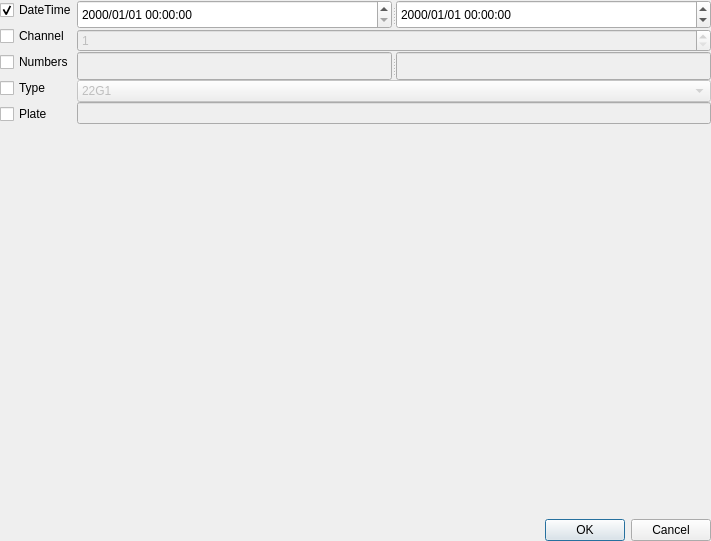
519984307/Container_20191221, file MainUI/databasewidget.ui: the form before one commit.
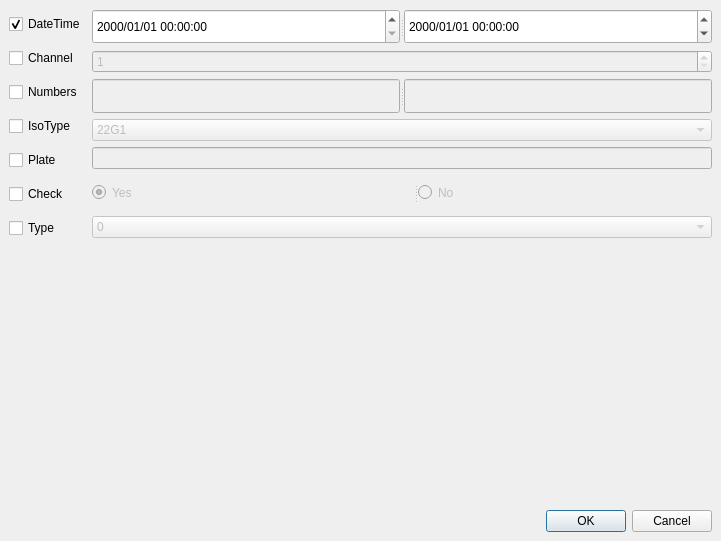
The form after the commit. The open tabs and pages were chosen to show the change.

What changed in the file:
```diff
--- a/MainUI/databasewidget.ui
+++ b/MainUI/databasewidget.ui
@@ -6,7 +6,7 @@
    <rect>
     <x>0</x>
     <y>0</y>
-    <width>677</width>
+    <width>721</width>
     <height>541</height>
    </rect>
   </property>
@@ -421,6 +421,21 @@
           <string/>
          </property>
          <layout class="QGridLayout" name="gridLayout_2">
+          <property name="leftMargin">
+           <number>0</number>
+          </property>
+          <property name="topMargin">
+           <number>0</number>
+          </property>
+          <property name="rightMargin">
+           <number>0</number>
+          </property>
+          <property name="bottomMargin">
+           <number>0</number>
+          </property>
+          <property name="spacing">
+           <number>0</number>
+          </property>
           <item row="0" column="0" colspan="4">
            <widget class="QLabel" name="Plate_label">
             <property name="sizePolicy">
@@ -785,32 +800,13 @@
      </widget>
      <widget class="QWidget" name="page_4">
       <layout class="QGridLayout" name="gridLayout_10">
-       <property name="leftMargin">
-        <number>0</number>
-       </property>
-       <property name="topMargin">
-        <number>0</number>
-       </property>
-       <property name="rightMargin">
-        <number>0</number>
-       </property>
-       <property name="bottomMargin">
-        <number>0</number>
-       </property>
-       <property name="spacing">
-        <number>0</number>
-       </property>
-       <item row="2" column="2">
-        <widget class="QDialogButtonBox" name="buttonBox">
-         <property name="standardButtons">
-          <set>QDialogButtonBox::Cancel|QDialogButtonBox::Ok</set>
-         </property>
-        </widget>
-       </item>
        <item row="0" column="0">
         <layout class="QVBoxLayout" name="verticalLayout">
          <property name="spacing">
-          <number>6</number>
+          <number>14</number>
+         </property>
+         <property name="topMargin">
+          <number>5</number>
          </property>
          <item>
           <widget class="QCheckBox" name="Datatime_checkBox">
@@ -837,9 +833,9 @@
           </widget>
          </item>
          <item>
-          <widget class="QCheckBox" name="Type_checkBox">
+          <widget class="QCheckBox" name="IsoType_checkBox">
            <property name="text">
-            <string>Type</string>
+            <string>IsoType</string>
            </property>
           </widget>
          </item>
@@ -850,10 +846,27 @@
            </property>
           </widget>
          </item>
+         <item>
+          <widget class="QCheckBox" name="Check_checkBox">
+           <property name="text">
+            <string>Check</string>
+           </property>
+          </widget>
+         </item>
+         <item>
+          <widget class="QCheckBox" name="Type_checkBox">
+           <property name="text">
+            <string>Type</string>
+           </property>
+          </widget>
+         </item>
         </layout>
        </item>
        <item row="0" column="1" colspan="2">
         <layout class="QVBoxLayout" name="verticalLayout_2">
+         <property name="spacing">
+          <number>6</number>
+         </property>
          <item>
           <widget class="QSplitter" name="splitter_11">
            <property name="orientation">
@@ -878,7 +891,7 @@
            </widget>
            <widget class="QDateTimeEdit" name="DataTime_End_dateTimeEdit">
             <property name="currentSection">
-             <enum>QDateTimeEdit::DaySection</enum>
+             <enum>QDateTimeEdit::YearSection</enum>
             </property>
             <property name="displayFormat">
              <string>yyyy/MM/dd hh:mm:ss</string>
@@ -917,7 +930,7 @@
           </widget>
          </item>
          <item>
-          <widget class="QComboBox" name="Type_comboBox">
+          <widget class="QComboBox" name="Iso_Type_comboBox">
            <property name="enabled">
             <bool>false</bool>
            </property>
@@ -931,11 +944,6 @@
              <string>45G1</string>
             </property>
            </item>
-           <item>
-            <property name="text">
-             <string>22G1_22G1</string>
-            </property>
-           </item>
           </widget>
          </item>
          <item>
@@ -945,6 +953,59 @@
            </property>
           </widget>
          </item>
+         <item>
+          <widget class="QSplitter" name="splitter_12">
+           <property name="orientation">
+            <enum>Qt::Horizontal</enum>
+           </property>
+           <widget class="QRadioButton" name="Yes_radioButton">
+            <property name="enabled">
+             <bool>false</bool>
+            </property>
+            <property name="text">
+             <string>Yes</string>
+            </property>
+            <property name="checked">
+             <bool>true</bool>
+            </property>
+           </widget>
+           <widget class="QRadioButton" name="No_radioButton">
+            <property name="enabled">
+             <bool>false</bool>
+            </property>
+            <property name="text">
+             <string>No</string>
+            </property>
+           </widget>
+          </widget>
+         </item>
+         <item>
+          <widget class="QComboBox" name="Type_comboBox">
+           <property name="enabled">
+            <bool>false</bool>
+           </property>
+           <item>
+            <property name="text">
+             <string>0</string>
+            </property>
+           </item>
+           <item>
+            <property name="text">
+             <string>1</string>
+            </property>
+           </item>
+           <item>
+            <property name="text">
+             <string>2</string>
+            </property>
+           </item>
+           <item>
+            <property name="text">
+             <string>3</string>
+            </property>
+           </item>
+          </widget>
+         </item>
         </layout>
        </item>
        <item row="1" column="1">
@@ -960,6 +1021,13 @@
          </property>
         </spacer>
        </item>
+       <item row="2" column="2">
+        <widget class="QDialogButtonBox" name="buttonBox">
+         <property name="standardButtons">
+          <set>QDialogButtonBox::Cancel|QDialogButtonBox::Ok</set>
+         </property>
+        </widget>
+       </item>
       </layout>
      </widget>
     </widget>
```
